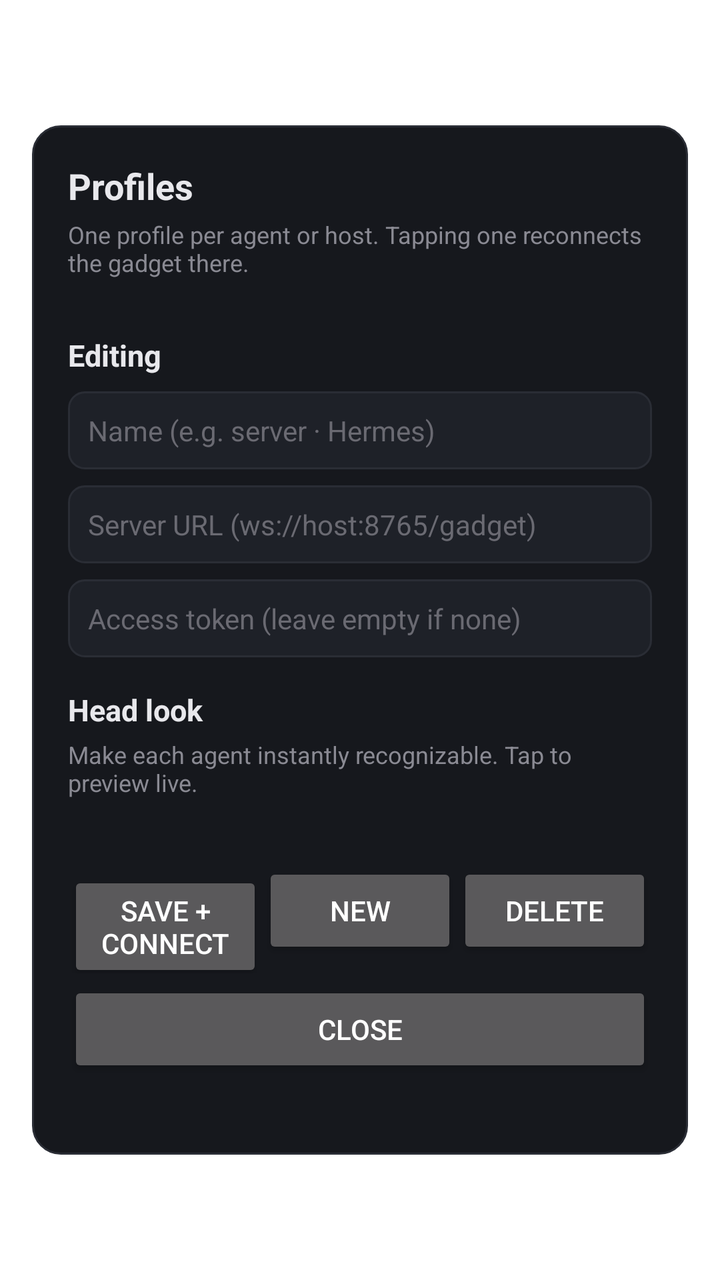
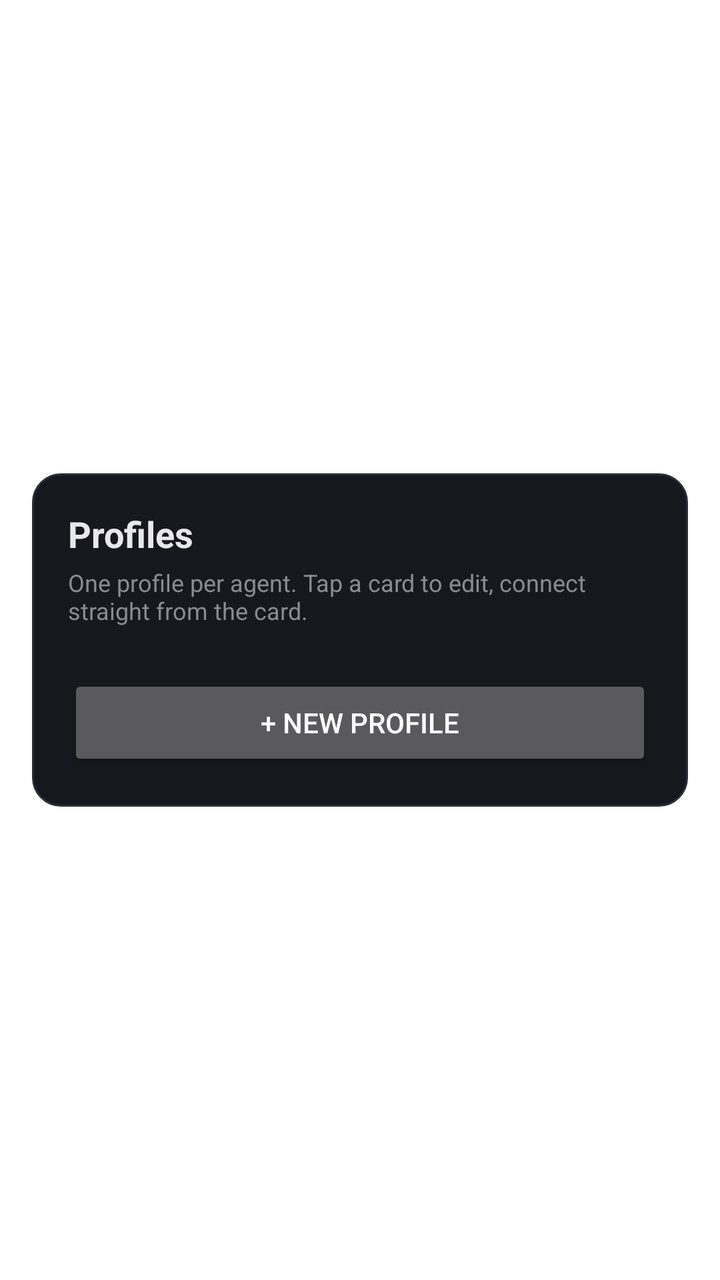

An Android layout rendered at two revisions. The XML below is the earlier revision; the diff shows what the commit changed to produce the second picture.
<!-- AndroidManifest.xml: activity theme Theme.Gadget.Settings -->
<!-- res/layout/activity_settings.xml -->
<?xml version="1.0" encoding="utf-8"?>
<FrameLayout xmlns:android="http://schemas.android.com/apk/res/android"
    android:layout_width="match_parent"
    android:layout_height="match_parent">

    <ScrollView
        android:layout_width="match_parent"
        android:layout_height="wrap_content"
        android:layout_gravity="center"
        android:layout_margin="16dp"
        android:maxWidth="560dp"
        android:background="@drawable/panel_bg"
        android:fillViewport="false">

        <LinearLayout
            android:layout_width="match_parent"
            android:layout_height="wrap_content"
            android:orientation="vertical"
            android:padding="18dp">

            <TextView
                android:layout_width="match_parent"
                android:layout_height="wrap_content"
                android:text="Profiles"
                android:textColor="#E8E8EC"
                android:textSize="18sp"
                android:textStyle="bold" />

            <TextView
                android:layout_width="match_parent"
                android:layout_height="wrap_content"
                android:text="One profile per agent or host. Tapping one reconnects the gadget there."
                android:textColor="#8A8A93"
                android:textSize="12sp"
                android:layout_marginTop="4dp" />

            <RadioGroup
                android:id="@+id/profile_group"
                android:layout_width="match_parent"
                android:layout_height="wrap_content"
                android:layout_marginTop="12dp"
                android:orientation="vertical" />

            <TextView
                android:id="@+id/empty_hint"
                android:layout_width="match_parent"
                android:layout_height="wrap_content"
                android:text="No profiles yet. Add one below."
                android:textColor="#6A6A72"
                android:textSize="13sp"
                android:layout_marginTop="8dp"
                android:visibility="gone" />

            <TextView
                android:layout_width="match_parent"
                android:layout_height="wrap_content"
                android:layout_marginTop="16dp"
                android:text="Editing"
                android:textColor="#E8E8EC"
                android:textSize="15sp"
                android:textStyle="bold" />

            <EditText
                android:id="@+id/f_name"
                android:layout_width="match_parent"
                android:layout_height="wrap_content"
                android:layout_marginTop="8dp"
                android:hint="Name (e.g. server · Hermes)"
                android:textColor="#E8E8EC"
                android:textColorHint="#6A6A72"
                android:background="@drawable/edit_bg"
                android:padding="10dp"
                android:inputType="text"
                android:textSize="14sp" />

            <EditText
                android:id="@+id/f_url"
                android:layout_width="match_parent"
                android:layout_height="wrap_content"
                android:layout_marginTop="8dp"
                android:hint="Server URL (ws://host:8765/gadget)"
                android:textColor="#E8E8EC"
                android:textColorHint="#6A6A72"
                android:background="@drawable/edit_bg"
                android:padding="10dp"
                android:inputType="textUri"
                android:textSize="14sp" />

            <EditText
                android:id="@+id/f_token"
                android:layout_width="match_parent"
                android:layout_height="wrap_content"
                android:layout_marginTop="8dp"
                android:hint="Access token (leave empty if none)"
                android:textColor="#E8E8EC"
                android:textColorHint="#6A6A72"
                android:background="@drawable/edit_bg"
                android:padding="10dp"
                android:inputType="text"
                android:imeOptions="actionDone"
                android:textSize="14sp" />

            <TextView
                android:layout_width="match_parent"
                android:layout_height="wrap_content"
                android:layout_marginTop="16dp"
                android:text="Head look"
                android:textColor="#E8E8EC"
                android:textSize="15sp"
                android:textStyle="bold" />

            <TextView
                android:layout_width="match_parent"
                android:layout_height="wrap_content"
                android:layout_marginTop="4dp"
                android:text="Make each agent instantly recognizable. Tap to preview live."
                android:textColor="#8A8A93"
                android:textSize="12sp" />

            <LinearLayout
                android:id="@+id/shape_row"
                android:layout_width="match_parent"
                android:layout_height="wrap_content"
                android:layout_marginTop="8dp"
                android:orientation="horizontal" />

            <LinearLayout
                android:id="@+id/color_row"
                android:layout_width="match_parent"
                android:layout_height="wrap_content"
                android:layout_marginTop="10dp"
                android:orientation="horizontal" />

            <LinearLayout
                android:layout_width="match_parent"
                android:layout_height="wrap_content"
                android:orientation="horizontal"
                android:layout_marginTop="14dp">

                <Button
                    android:id="@+id/btn_save"
                    android:layout_width="0dp"
                    android:layout_height="wrap_content"
                    android:layout_weight="1"
                    android:text="Save + connect" />

                <Button
                    android:id="@+id/btn_new"
                    android:layout_width="0dp"
                    android:layout_height="wrap_content"
                    android:layout_weight="1"
                    android:text="New" />

                <Button
                    android:id="@+id/btn_delete"
                    android:layout_width="0dp"
                    android:layout_height="wrap_content"
                    android:layout_weight="1"
                    android:text="Delete" />
            </LinearLayout>

            <LinearLayout
                android:layout_width="match_parent"
                android:layout_height="wrap_content"
                android:orientation="horizontal"
                android:layout_marginTop="4dp">

                <Button
                    android:id="@+id/btn_done"
                    android:layout_width="0dp"
                    android:layout_height="wrap_content"
                    android:layout_weight="1"
                    android:text="Close" />
            </LinearLayout>

            <TextView
                android:id="@+id/settings_status"
                android:layout_width="match_parent"
                android:layout_height="wrap_content"
                android:textColor="#8A8A93"
                android:textSize="11sp"
                android:layout_marginTop="6dp" />
        </LinearLayout>
    </ScrollView>
</FrameLayout>
<!-- resources referenced by this layout -->
<resources>
  <!-- drawable edit_bg (drawable) -->
  <?xml version="1.0" encoding="utf-8"?>
  <shape xmlns:android="http://schemas.android.com/apk/res/android" android:shape="rectangle">
      <solid android:color="#1E2128" />
      <corners android:radius="8dp" />
      <stroke android:width="1dp" android:color="#2A2D35" />
  </shape>
  <!-- drawable panel_bg (drawable) -->
  <?xml version="1.0" encoding="utf-8"?>
  <shape xmlns:android="http://schemas.android.com/apk/res/android" android:shape="rectangle">
      <solid android:color="#16181D" />
      <corners android:radius="14dp" />
      <stroke android:width="1dp" android:color="#2A2D35" />
  </shape>
  <style name="Theme.Gadget.Settings" parent="Theme.AppCompat.NoActionBar">
          <item name="android:windowIsTranslucent">true</item>
          <item name="android:windowBackground">@android:color/transparent</item>
          <item name="android:windowNoTitle">true</item>
          <item name="android:backgroundDimEnabled">true</item>
          <item name="android:backgroundDimAmount">0.6</item>
          <item name="android:colorPrimary">#16181D</item>
          <item name="android:statusBarColor">@android:color/transparent</item>
          <item name="android:navigationBarColor">@android:color/transparent</item>
      </style>
</resources>

<!-- the commit's change to res/layout/activity_settings.xml (unified diff, before → after) -->
@@ -3,12 +3,14 @@
     android:layout_width="match_parent"
     android:layout_height="match_parent">
 
+    
     <ScrollView
+        android:id="@+id/pane_cards"
         android:layout_width="match_parent"
         android:layout_height="wrap_content"
         android:layout_gravity="center"
         android:layout_margin="16dp"
-        android:maxWidth="560dp"
+        android:maxWidth="620dp"
         android:background="@drawable/panel_bg"
         android:fillViewport="false">
 
@@ -29,13 +31,13 @@
             <TextView
                 android:layout_width="match_parent"
                 android:layout_height="wrap_content"
-                android:text="One profile per agent or host. Tapping one reconnects the gadget there."
+                android:layout_marginTop="4dp"
+                android:text="One profile per agent. Tap a card to edit, connect straight from the card."
                 android:textColor="#8A8A93"
-                android:textSize="12sp"
-                android:layout_marginTop="4dp" />
-
-            <RadioGroup
-                android:id="@+id/profile_group"
+                android:textSize="12sp" />
+
+            <LinearLayout
+                android:id="@+id/card_container"
                 android:layout_width="match_parent"
                 android:layout_height="wrap_content"
                 android:layout_marginTop="12dp"
@@ -45,26 +47,72 @@
                 android:id="@+id/empty_hint"
                 android:layout_width="match_parent"
                 android:layout_height="wrap_content"
+                android:layout_marginTop="8dp"
                 android:text="No profiles yet. Add one below."
                 android:textColor="#6A6A72"
                 android:textSize="13sp"
-                android:layout_marginTop="8dp"
                 android:visibility="gone" />
 
-            <TextView
-                android:layout_width="match_parent"
-                android:layout_height="wrap_content"
-                android:layout_marginTop="16dp"
-                android:text="Editing"
-                android:textColor="#E8E8EC"
-                android:textSize="15sp"
-                android:textStyle="bold" />
+            <Button
+                android:id="@+id/btn_new"
+                android:layout_width="match_parent"
+                android:layout_height="wrap_content"
+                android:layout_marginTop="12dp"
+                android:text="+ New profile" />
+        </LinearLayout>
+    </ScrollView>
+
+    
+    <ScrollView
+        android:id="@+id/pane_editor"
+        android:layout_width="match_parent"
+        android:layout_height="wrap_content"
+        android:layout_gravity="center"
+        android:layout_margin="16dp"
+        android:maxWidth="620dp"
+        android:background="@drawable/panel_bg"
+        android:fillViewport="false"
+        android:visibility="gone">
+
+        <LinearLayout
+            android:layout_width="match_parent"
+            android:layout_height="wrap_content"
+            android:orientation="vertical"
+            android:padding="18dp">
+
+            <LinearLayout
+                android:layout_width="match_parent"
+                android:layout_height="wrap_content"
+                android:orientation="horizontal"
+                android:gravity="center_vertical">
+
+                <TextView
+                    android:id="@+id/btn_back"
+                    android:layout_width="wrap_content"
+                    android:layout_height="wrap_content"
+                    android:text="&#8249; Back"
+                    android:textColor="#7FA0FF"
+                    android:textSize="15sp"
+                    android:paddingEnd="16dp"
+                    android:clickable="true"
+                    android:focusable="true" />
+
+                <TextView
+                    android:id="@+id/editor_title"
+                    android:layout_width="0dp"
+                    android:layout_height="wrap_content"
+                    android:layout_weight="1"
+                    android:text="New profile"
+                    android:textColor="#E8E8EC"
+                    android:textSize="16sp"
+                    android:textStyle="bold" />
+            </LinearLayout>
 
             <EditText
                 android:id="@+id/f_name"
                 android:layout_width="match_parent"
                 android:layout_height="wrap_content"
-                android:layout_marginTop="8dp"
+                android:layout_marginTop="12dp"
                 android:hint="Name (e.g. server · Hermes)"
                 android:textColor="#E8E8EC"
                 android:textColorHint="#6A6A72"
@@ -142,14 +190,7 @@
                     android:layout_width="0dp"
                     android:layout_height="wrap_content"
                     android:layout_weight="1"
-                    android:text="Save + connect" />
-
-                <Button
-                    android:id="@+id/btn_new"
-                    android:layout_width="0dp"
-                    android:layout_height="wrap_content"
-                    android:layout_weight="1"
-                    android:text="New" />
+                    android:text="Save" />
 
                 <Button
                     android:id="@+id/btn_delete"
@@ -157,20 +198,6 @@
                     android:layout_height="wrap_content"
                     android:layout_weight="1"
                     android:text="Delete" />
-            </LinearLayout>
-
-            <LinearLayout
-                android:layout_width="match_parent"
-                android:layout_height="wrap_content"
-                android:orientation="horizontal"
-                android:layout_marginTop="4dp">
-
-                <Button
-                    android:id="@+id/btn_done"
-                    android:layout_width="0dp"
-                    android:layout_height="wrap_content"
-                    android:layout_weight="1"
-                    android:text="Close" />
             </LinearLayout>
 
             <TextView
